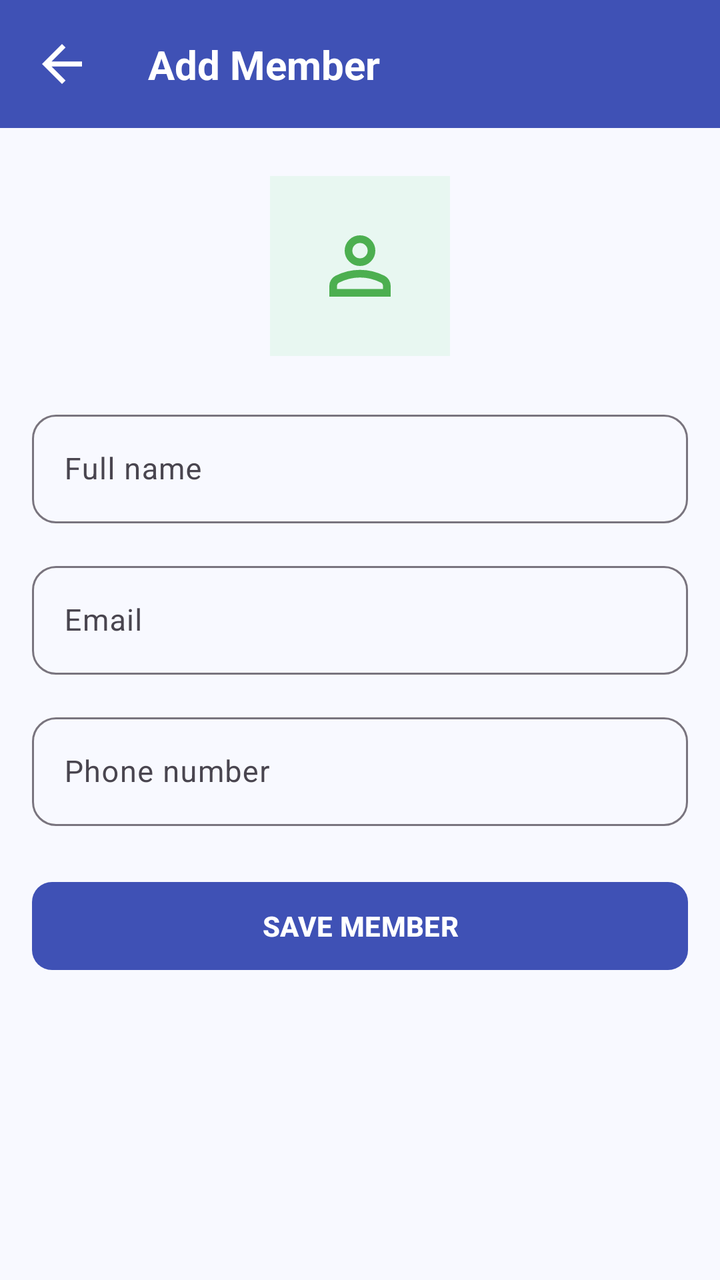
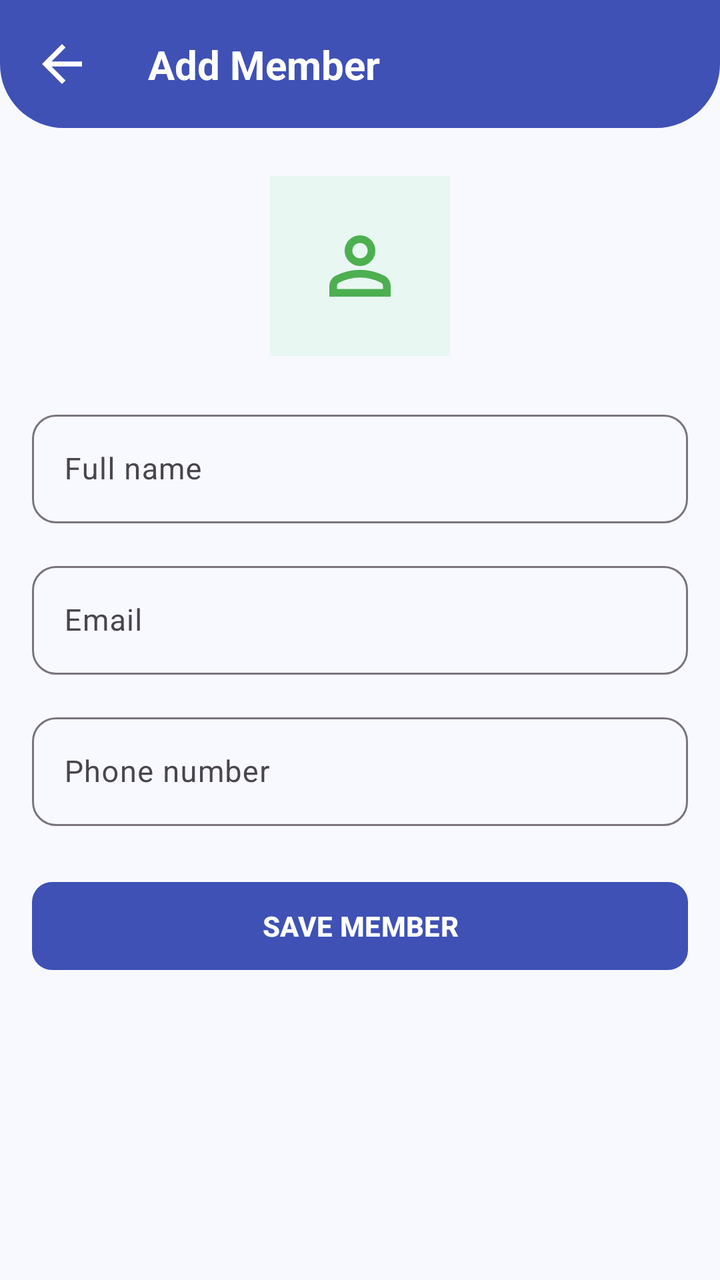

The first picture is an Android layout as it rendered before a commit; the second is the same layout after the commit. The layout source and the unified diff follow.
<!-- AndroidManifest.xml: application theme Theme.LibraryApp -->
<!-- res/layout/fragment_add_member.xml -->
<?xml version="1.0" encoding="utf-8"?>
<androidx.core.widget.NestedScrollView xmlns:android="http://schemas.android.com/apk/res/android"
    xmlns:app="http://schemas.android.com/apk/res-auto"
    android:layout_width="match_parent"
    android:layout_height="match_parent"
    xmlns:tools="http://schemas.android.com/tools"
    android:background="@color/background"
    android:fillViewport="true"
    tools:context=".presentation.members.addmember.AddMemberFragment">

    <androidx.constraintlayout.widget.ConstraintLayout
        android:layout_width="match_parent"
        android:layout_height="wrap_content"
        android:paddingBottom="24dp">

        

        <View
            android:id="@+id/topBarBackground"
            android:layout_width="0dp"
            android:layout_height="64dp"
            android:background="@color/primary"
            app:layout_constraintEnd_toEndOf="parent"
            app:layout_constraintStart_toStartOf="parent"
            app:layout_constraintTop_toTopOf="parent" />

        <ImageView
            android:id="@+id/ivBack"
            android:layout_width="30dp"
            android:layout_height="30dp"
            android:layout_marginStart="16dp"
            android:contentDescription="Back"
            android:src="@drawable/iv_back"
            app:tint="@color/text_on_primary"
            app:layout_constraintBottom_toBottomOf="@id/topBarBackground"
            app:layout_constraintStart_toStartOf="parent"
            app:layout_constraintTop_toTopOf="@id/topBarBackground" />

        <TextView
            android:id="@+id/tvTitle"
            android:layout_width="0dp"
            android:layout_height="wrap_content"
            android:layout_marginStart="28dp"
            android:text="Add Member"
            android:textColor="@color/text_on_primary"
            android:textSize="20sp"
            android:textStyle="bold"
            app:layout_constraintBottom_toBottomOf="@id/ivBack"
            app:layout_constraintEnd_toEndOf="parent"
            app:layout_constraintStart_toEndOf="@id/ivBack"
            app:layout_constraintTop_toTopOf="@id/ivBack" />


        

        <ImageView
            android:id="@+id/ivMemberIcon"
            android:layout_width="90dp"
            android:layout_height="90dp"
            android:layout_marginTop="24dp"
            android:background="#E8F7F1"
            android:contentDescription="Member"
            android:padding="22dp"
            android:src="@drawable/iv_member"
            app:tint="@color/success"
            app:layout_constraintEnd_toEndOf="parent"
            app:layout_constraintStart_toStartOf="parent"
            app:layout_constraintTop_toBottomOf="@id/topBarBackground" />


        

        <com.google.android.material.textfield.TextInputLayout
            android:id="@+id/tilMemberName"
            style="@style/Widget.Material3.TextInputLayout.OutlinedBox"
            android:layout_width="0dp"
            android:layout_height="wrap_content"
            android:layout_marginStart="16dp"
            android:layout_marginTop="24dp"
            android:layout_marginEnd="16dp"
            android:hint="Full name"
            app:boxCornerRadiusBottomEnd="12dp"
            app:boxCornerRadiusBottomStart="12dp"
            app:boxCornerRadiusTopEnd="12dp"
            app:boxCornerRadiusTopStart="12dp"
            app:layout_constraintEnd_toEndOf="parent"
            app:layout_constraintStart_toStartOf="parent"
            app:layout_constraintTop_toBottomOf="@id/ivMemberIcon">

            <com.google.android.material.textfield.TextInputEditText
                android:id="@+id/etMemberName"
                android:layout_width="match_parent"
                android:layout_height="wrap_content"
                android:inputType="textCapWords"
                android:textSize="15sp" />

        </com.google.android.material.textfield.TextInputLayout>


        

        <com.google.android.material.textfield.TextInputLayout
            android:id="@+id/tilEmail"
            style="@style/Widget.Material3.TextInputLayout.OutlinedBox"
            android:layout_width="0dp"
            android:layout_height="wrap_content"
            android:layout_marginStart="16dp"
            android:layout_marginTop="16dp"
            android:layout_marginEnd="16dp"
            android:hint="Email"
            app:boxCornerRadiusBottomEnd="12dp"
            app:boxCornerRadiusBottomStart="12dp"
            app:boxCornerRadiusTopEnd="12dp"
            app:boxCornerRadiusTopStart="12dp"
            app:layout_constraintEnd_toEndOf="parent"
            app:layout_constraintStart_toStartOf="parent"
            app:layout_constraintTop_toBottomOf="@id/tilMemberName">

            <com.google.android.material.textfield.TextInputEditText
                android:id="@+id/etEmail"
                android:layout_width="match_parent"
                android:layout_height="wrap_content"
                android:inputType="textEmailAddress"
                android:textSize="15sp" />

        </com.google.android.material.textfield.TextInputLayout>


        

        <com.google.android.material.textfield.TextInputLayout
            android:id="@+id/tilPhone"
            style="@style/Widget.Material3.TextInputLayout.OutlinedBox"
            android:layout_width="0dp"
            android:layout_height="wrap_content"
            android:layout_marginStart="16dp"
            android:layout_marginTop="16dp"
            android:layout_marginEnd="16dp"
            android:hint="Phone number"
            app:boxCornerRadiusBottomEnd="12dp"
            app:boxCornerRadiusBottomStart="12dp"
            app:boxCornerRadiusTopEnd="12dp"
            app:boxCornerRadiusTopStart="12dp"
            app:layout_constraintEnd_toEndOf="parent"
            app:layout_constraintStart_toStartOf="parent"
            app:layout_constraintTop_toBottomOf="@id/tilEmail">

            <com.google.android.material.textfield.TextInputEditText
                android:id="@+id/etPhone"
                android:layout_width="match_parent"
                android:layout_height="wrap_content"
                android:inputType="phone"
                android:textSize="15sp" />

        </com.google.android.material.textfield.TextInputLayout>


        

        <com.google.android.material.button.MaterialButton
            android:id="@+id/btnSaveMember"
            android:layout_width="0dp"
            android:layout_height="52dp"
            android:layout_marginStart="16dp"
            android:layout_marginTop="24dp"
            android:layout_marginEnd="16dp"
            android:text="SAVE MEMBER"
            android:textColor="@color/text_on_primary"
            android:textSize="14sp"
            android:textStyle="bold"
            app:backgroundTint="@color/primary"
            app:cornerRadius="10dp"
            app:layout_constraintEnd_toEndOf="parent"
            app:layout_constraintStart_toStartOf="parent"
            app:layout_constraintTop_toBottomOf="@id/tilPhone" />

    </androidx.constraintlayout.widget.ConstraintLayout>

</androidx.core.widget.NestedScrollView>
<!-- resources referenced by this layout -->
<resources>
  <color name="background">#F8F9FF</color>
  <color name="primary">#3F51B5</color>
  <color name="success">#4CAF50</color>
  <color name="text_on_primary">#FFFFFF</color>
  <!-- drawable iv_back (drawable) -->
  <vector xmlns:android="http://schemas.android.com/apk/res/android"
      android:width="24dp"
      android:height="24dp"
      android:viewportWidth="960"
      android:viewportHeight="960">
    <path
        android:pathData="m313,520 l224,224 -57,56 -320,-320 320,-320 57,56 -224,224h487v80L313,520Z"
        android:fillColor="#1f1f1f"/>
  </vector>
  <!-- drawable iv_member (drawable) -->
  <vector xmlns:android="http://schemas.android.com/apk/res/android"
      android:width="24dp"
      android:height="24dp"
      android:viewportWidth="960"
      android:viewportHeight="960">
    <path
        android:pathData="M367,433q-47,-47 -47,-113t47,-113q47,-47 113,-47t113,47q47,47 47,113t-47,113q-47,47 -113,47t-113,-47ZM160,800v-112q0,-34 17.5,-62.5T224,582q62,-31 126,-46.5T480,520q66,0 130,15.5T736,582q29,15 46.5,43.5T800,688v112L160,800ZM240,720h480v-32q0,-11 -5.5,-20T700,654q-54,-27 -109,-40.5T480,600q-56,0 -111,13.5T260,654q-9,5 -14.5,14t-5.5,20v32ZM536.5,376.5Q560,353 560,320t-23.5,-56.5Q513,240 480,240t-56.5,23.5Q400,287 400,320t23.5,56.5Q447,400 480,400t56.5,-23.5ZM480,320ZM480,720Z"
        android:fillColor="#1f1f1f"/>
  </vector>
  <style name="Theme.LibraryApp" parent="Base.Theme.LibraryApp" />
  <style name="Base.Theme.LibraryApp" parent="Theme.Material3.DayNight.NoActionBar">
          
          
      </style>
</resources>

<!-- the commit's change to res/layout/fragment_add_member.xml (unified diff, before → after) -->
@@ -19,7 +19,7 @@
             android:id="@+id/topBarBackground"
             android:layout_width="0dp"
             android:layout_height="64dp"
-            android:background="@color/primary"
+            android:background="@drawable/bg_dashboard_header"
             app:layout_constraintEnd_toEndOf="parent"
             app:layout_constraintStart_toStartOf="parent"
             app:layout_constraintTop_toTopOf="parent" />
@@ -174,6 +174,39 @@
             app:layout_constraintStart_toStartOf="parent"
             app:layout_constraintTop_toBottomOf="@id/tilPhone" />
 
+        <FrameLayout
+            android:id="@+id/loadingOverlay"
+            android:layout_width="match_parent"
+            android:layout_height="match_parent"
+            android:background="#80000000"
+            android:clickable="true"
+            android:elevation="20dp"
+            android:focusable="true"
+            android:visibility="gone">
+
+            <LinearLayout
+                android:layout_width="wrap_content"
+                android:layout_height="wrap_content"
+                android:layout_gravity="center"
+                android:gravity="center"
+                android:orientation="vertical">
+
+                <ProgressBar
+                    android:layout_width="60dp"
+                    android:layout_height="60dp"
+                    android:indeterminateTint="@color/white" />
+
+                <TextView
+                    android:layout_width="wrap_content"
+                    android:layout_height="wrap_content"
+                    android:layout_marginTop="10dp"
+                    android:text="Adding Member...\nPlease Wait"
+                    android:textAlignment="center"
+                    android:textColor="@color/white"
+                    android:textStyle="bold" />
+            </LinearLayout>
+        </FrameLayout>
+
     </androidx.constraintlayout.widget.ConstraintLayout>
 
 </androidx.core.widget.NestedScrollView>
<!-- resource entries referenced after the edit -->
@@ -4,6 +4,19 @@
   <color name="primary">#3F51B5</color>
   <color name="success">#4CAF50</color>
   <color name="text_on_primary">#FFFFFF</color>
+  <color name="white">#FFFFFFFF</color>
+  <!-- drawable bg_dashboard_header (drawable) -->
+  <?xml version="1.0" encoding="utf-8"?>
+  <shape xmlns:android="http://schemas.android.com/apk/res/android"
+      android:shape="rectangle">
+  
+      <solid android:color="@color/primary" />
+  
+      <corners
+          android:bottomLeftRadius="32dp"
+          android:bottomRightRadius="32dp" />
+  
+  </shape>
   <!-- drawable iv_back (drawable) -->
   <vector xmlns:android="http://schemas.android.com/apk/res/android"
       android:width="24dp"
